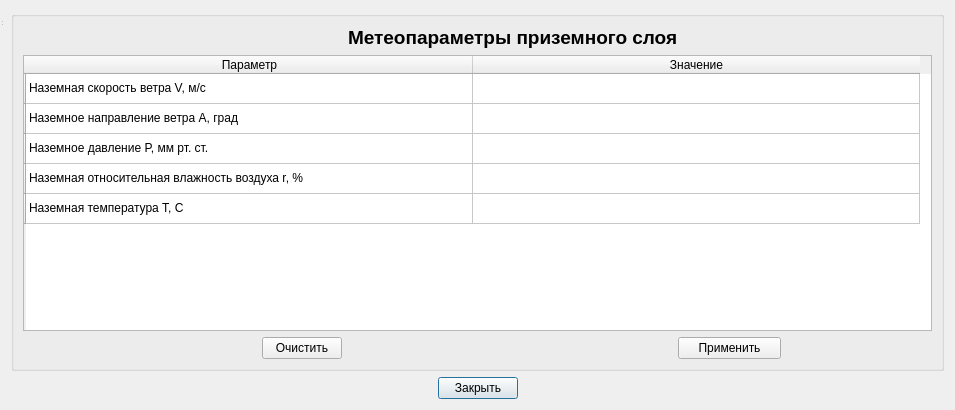
Before: the Qt Designer form GroundMeteoParams.ui in Pobryakushka/MMK, drawn with Qt 5.
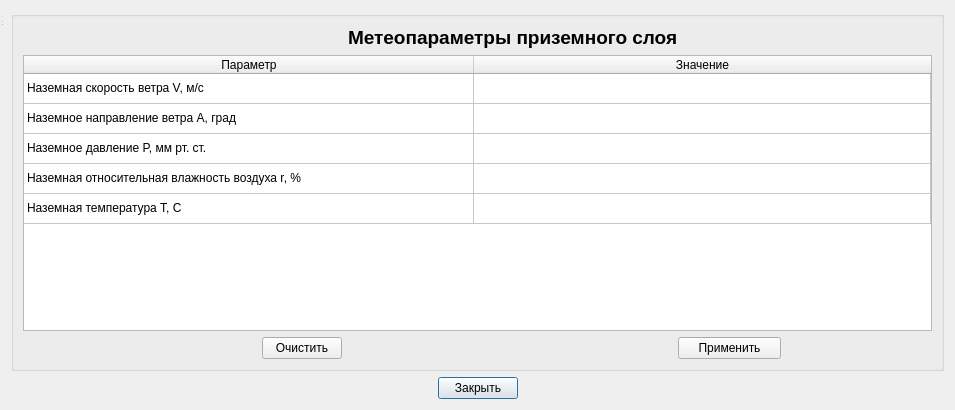
After: the same form once the commit is applied.

What changed in the file:
```diff
--- a/GroundMeteoParams.ui
+++ b/GroundMeteoParams.ui
@@ -190,7 +190,7 @@
            <bool>false</bool>
           </attribute>
           <attribute name="horizontalHeaderDefaultSectionSize">
-           <number>447</number>
+           <number>450</number>
           </attribute>
           <attribute name="horizontalHeaderHighlightSections">
            <bool>true</bool>
@@ -199,6 +199,9 @@
            <bool>true</bool>
           </attribute>
           <attribute name="horizontalHeaderStretchLastSection">
+           <bool>true</bool>
+          </attribute>
+          <attribute name="verticalHeaderVisible">
            <bool>false</bool>
           </attribute>
           <attribute name="verticalHeaderShowSortIndicator" stdset="0">
```
